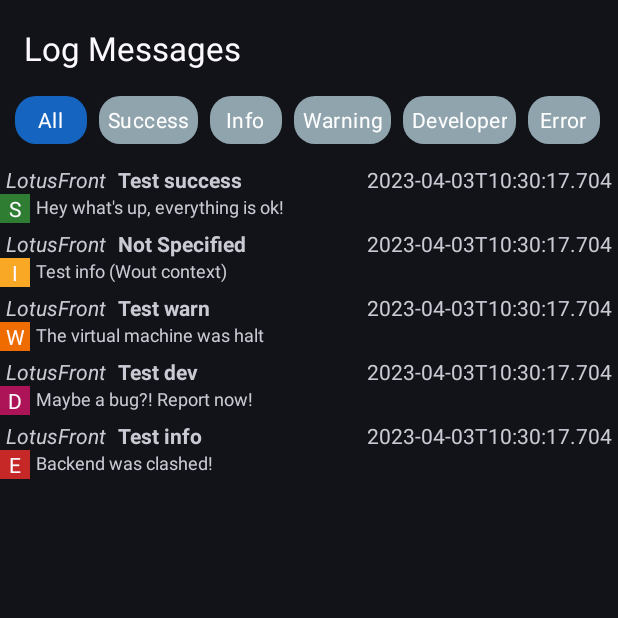
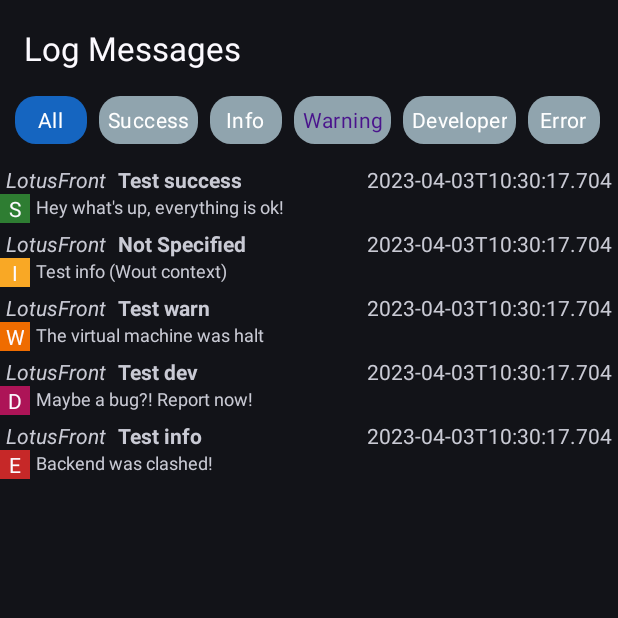
Before and after one commit to shadergz/lotus-emu, an Android app: the screen it shows after launch (MainActivity), in the side drawer, after a tap on "Log Messages", on a phone screen of 412 x 824 dp, the top half of it. Run offline under Robolectric (Android 15) with nearby library versions, the light colour scheme and no system bars; 3 statements that could not run were skipped.

Commit message:
Fixing some inconsistencies in the project source code

```diff
--- a/app/src/main/java/com/emulotus/MainActivity.kt
+++ b/app/src/main/java/com/emulotus/MainActivity.kt
@@ -3,23 +3,21 @@ package com.emulotus
 import android.content.Context
 import android.content.SharedPreferences
 import android.content.res.Configuration
-import androidx.appcompat.app.AppCompatActivity
 import android.os.Bundle
 import android.view.MenuItem
 import android.view.WindowInsets
 import android.view.WindowInsetsController
 import androidx.activity.OnBackPressedCallback
 import androidx.appcompat.app.ActionBarDrawerToggle
+import androidx.appcompat.app.AppCompatActivity
 import androidx.appcompat.app.AppCompatDelegate
 import androidx.core.view.GravityCompat
-
 import androidx.drawerlayout.widget.DrawerLayout
 import androidx.navigation.NavController
 import androidx.navigation.findNavController
 import com.emulotus.databinding.ActivityMainBinding
 import com.google.android.material.appbar.MaterialToolbar
 import com.google.android.material.bottomappbar.BottomAppBar
-
 import com.google.android.material.color.DynamicColors
 import com.google.android.material.navigation.NavigationView
 import java.lang.System.loadLibrary
@@ -48,7 +46,6 @@ class MainActivity : AppCompatActivity() {
 
         binding = ActivityMainBinding.inflate(layoutInflater)
         setContentView(binding.root)
-
         setupCurrentTheme()
     }
 
--- a/app/src/main/java/com/emulotus/fragments/HomeFragment.kt
+++ b/app/src/main/java/com/emulotus/fragments/HomeFragment.kt
@@ -76,7 +76,7 @@ class HomeFragment : Fragment() {
 
     private fun swapDspViewer(itemView: MenuItem?) {
         // Initializing the display viewer icon whether doesn't exist in our program preferences
-        // Swapping between tho display modes [Grid, List]
+        // Swapping between both display modes [Grid, List]
         val actualDspViewer = userPreferences.let {
             it?.getInt(sharedViewerMode, defViewerIcon)
         }
--- a/app/src/main/java/com/emulotus/user/DyLoggerFilter.kt
+++ b/app/src/main/java/com/emulotus/user/DyLoggerFilter.kt
@@ -1,7 +1,7 @@
 package com.emulotus.user
 
 enum class DyLoggerFilter {
-    WOT_FILTERS, // Also know as all or without filters
+    WOT_FILTERS, // Also known as all or without filters
     SUCCESS_FILTER,
     INFO_FILTER,
     WARNING_FILTER,
--- a/app/src/main/res/layout/activity_main.xml
+++ b/app/src/main/res/layout/activity_main.xml
@@ -1,19 +1,23 @@
 <?xml version="1.0" encoding="utf-8"?>
-<androidx.drawerlayout.widget.DrawerLayout xmlns:android="http://schemas.android.com/apk/res/android"
+<androidx.coordinatorlayout.widget.CoordinatorLayout xmlns:android="http://schemas.android.com/apk/res/android"
     xmlns:app="http://schemas.android.com/apk/res-auto"
     xmlns:tools="http://schemas.android.com/tools"
+    android:layout_width="match_parent"
+    android:layout_height="wrap_content"
+    android:orientation="vertical"
+    tools:context=".MainActivity"
+    tools:openDrawer="start">
+
+    <androidx.drawerlayout.widget.DrawerLayout
         android:id="@+id/main_drawer"
         android:layout_width="match_parent"
-    android:layout_height="match_parent"
-    android:orientation="vertical"
-    tools:context="com.emulotus.MainActivity"
-    tools:openDrawer="start">
+        android:layout_height="match_parent">
 
         <include
             android:id="@+id/main_bars"
             layout="@layout/main_screen"
             android:layout_width="match_parent"
-        android:layout_height="match_parent" />
+            android:layout_height="wrap_content" />
 
         <com.google.android.material.navigation.NavigationView
             android:id="@+id/drawer_view"
@@ -25,3 +29,5 @@
             app:menu="@menu/drawer_menu" />
 
     </androidx.drawerlayout.widget.DrawerLayout>
+
+</androidx.coordinatorlayout.widget.CoordinatorLayout>
--- a/app/src/main/res/layout/fragment_gallery.xml
+++ b/app/src/main/res/layout/fragment_gallery.xml
@@ -4,7 +4,7 @@
     android:layout_height="match_parent"
     xmlns:tools="http://schemas.android.com/tools"
     xmlns:app="http://schemas.android.com/apk/res-auto"
-    tools:context="com.emulotus.fragments.GalleryFragment">
+    tools:context=".fragments.GalleryFragment">
 
     <com.google.android.material.appbar.AppBarLayout
         android:layout_width="match_parent"
--- a/app/src/main/res/layout/fragment_home.xml
+++ b/app/src/main/res/layout/fragment_home.xml
@@ -4,7 +4,7 @@
     android:layout_width="match_parent"
     android:layout_height="match_parent"
     xmlns:tools="http://schemas.android.com/tools"
-    tools:context="com.emulotus.MainActivity">
+    tools:context=".MainActivity">
 
         <com.google.android.material.appbar.AppBarLayout
             android:layout_width="match_parent"
--- a/app/src/main/res/layout/fragment_settings.xml
+++ b/app/src/main/res/layout/fragment_settings.xml
@@ -4,7 +4,7 @@
     android:layout_height="match_parent"
     xmlns:tools="http://schemas.android.com/tools"
     xmlns:app="http://schemas.android.com/apk/res-auto"
-    tools:context="com.emulotus.fragments.SettingsFragment">
+    tools:context=".fragments.SettingsFragment">
 
     <com.google.android.material.appbar.AppBarLayout
         android:layout_width="match_parent"
--- a/app/src/main/res/layout/fragment_statistics.xml
+++ b/app/src/main/res/layout/fragment_statistics.xml
@@ -4,7 +4,7 @@
     android:layout_height="match_parent"
     xmlns:tools="http://schemas.android.com/tools"
     xmlns:app="http://schemas.android.com/apk/res-auto"
-    tools:context="com.emulotus.fragments.StatisticsFragment">
+    tools:context=".fragments.StatisticsFragment">
 
     <com.google.android.material.appbar.AppBarLayout
         android:layout_width="match_parent"
--- a/app/src/main/res/layout/fragment_userlog.xml
+++ b/app/src/main/res/layout/fragment_userlog.xml
@@ -4,7 +4,7 @@
     xmlns:tools="http://schemas.android.com/tools"
     android:layout_width="match_parent"
     android:layout_height="match_parent"
-    tools:context="com.emulotus.fragments.UserLogFragment">
+    tools:context=".fragments.UserLogFragment">
 
     <com.google.android.material.appbar.AppBarLayout
         android:layout_width="match_parent"
@@ -50,7 +50,8 @@
                     android:paddingHorizontal="6dp"
                     android:text="@string/user_log_success"
                     android:textAlignment="center"
-                    android:textColor="@android:color/white" />
+                    android:textColor="@android:color/white"
+                    tools:ignore="TextContrastCheck" />
 
                 <RadioButton
                     android:id="@+id/user_log_info"
@@ -62,7 +63,8 @@
                     android:paddingHorizontal="6dp"
                     android:text="@string/user_log_info"
                     android:textAlignment="center"
-                    android:textColor="@android:color/white" />
+                    android:textColor="@android:color/white"
+                    tools:ignore="TextContrastCheck" />
 
                 <RadioButton
                     android:id="@+id/user_log_warn"
@@ -74,7 +76,7 @@
                     android:paddingHorizontal="6dp"
                     android:text="@string/user_log_warn"
                     android:textAlignment="center"
-                    android:textColor="@android:color/white" />
+                    android:textColor="#4A148C" />
 
                 <RadioButton
                     android:id="@+id/user_log_dev"
@@ -86,7 +88,8 @@
                     android:paddingHorizontal="6dp"
                     android:text="@string/user_log_dev"
                     android:textAlignment="center"
-                    android:textColor="@android:color/white" />
+                    android:textColor="@android:color/white"
+                    tools:ignore="TextContrastCheck" />
 
                 <RadioButton
                     android:id="@+id/user_log_error"
@@ -98,7 +101,8 @@
                     android:paddingHorizontal="6dp"
                     android:text="@string/user_log_error"
                     android:textAlignment="center"
-                    android:textColor="@android:color/white" />
+                    android:textColor="@android:color/white"
+                    tools:ignore="TextContrastCheck" />
 
             </RadioGroup>
 
--- a/app/src/main/res/layout/main_content.xml
+++ b/app/src/main/res/layout/main_content.xml
@@ -1,23 +1,23 @@
 <?xml version="1.0" encoding="utf-8"?>
 <androidx.coordinatorlayout.widget.CoordinatorLayout xmlns:android="http://schemas.android.com/apk/res/android"
+    xmlns:app="http://schemas.android.com/apk/res-auto"
+    xmlns:tools="http://schemas.android.com/tools"
     android:layout_width="match_parent"
     android:layout_height="match_parent"
-    xmlns:tools="http://schemas.android.com/tools"
-    xmlns:app="http://schemas.android.com/apk/res-auto"
-    tools:showIn="@layout/main_screen"
-    android:orientation="vertical">
+    android:orientation="vertical"
+    tools:showIn="@layout/main_screen">
 
     <androidx.fragment.app.FragmentContainerView
         android:id="@+id/nav_host"
         android:name="androidx.navigation.fragment.NavHostFragment"
         android:layout_width="match_parent"
         android:layout_height="match_parent"
+        android:tag="core_fragment"
         app:defaultNavHost="true"
         app:layout_constraintBottom_toBottomOf="parent"
         app:layout_constraintEnd_toEndOf="parent"
         app:layout_constraintStart_toStartOf="parent"
         app:layout_constraintTop_toTopOf="parent"
-        app:navGraph="@navigation/nav_drawer"
-        android:tag="core_fragment" />
+        app:navGraph="@navigation/nav_drawer" />
 
 </androidx.coordinatorlayout.widget.CoordinatorLayout>
--- a/app/src/main/res/layout/main_screen.xml
+++ b/app/src/main/res/layout/main_screen.xml
@@ -5,7 +5,7 @@
     android:layout_width="match_parent"
     android:layout_height="match_parent"
     android:orientation="vertical"
-    tools:context="com.emulotus.MainActivity">
+    tools:context=".MainActivity">
 
     <include layout="@layout/main_content" />
 
@@ -19,7 +19,8 @@
             android:layout_width="match_parent"
             android:layout_height="wrap_content"
             android:layout_gravity="bottom"
-            app:menu="@menu/bottom_menu" />
+            app:menu="@menu/bottom_menu"
+            tools:ignore="VisualLintBottomAppBar" />
 
         <com.google.android.material.floatingactionbutton.FloatingActionButton
             android:id="@+id/folderSelector"
--- a/app/src/main/res/layout/user_log_item.xml
+++ b/app/src/main/res/layout/user_log_item.xml
@@ -4,8 +4,7 @@
     android:layout_height="wrap_content"
     android:orientation="vertical"
     android:paddingBottom="4dp"
-    android:clickable="true"
-    >
+    android:clickable="true">
 
     <TextView
         android:layout_width="wrap_content"
--- a/app/src/main/res/values-night/themes.xml
+++ b/app/src/main/res/values-night/themes.xml
@@ -28,5 +28,10 @@
         <item name="colorOnSurfaceInverse">@color/md_theme_dark_inverseOnSurface</item>
         <item name="colorPrimaryInverse">@color/md_theme_dark_inversePrimary</item>
 
+        <item name="android:fitsSystemWindows">false</item>
+
+        <item name="android:windowLightStatusBar">false</item>
+        <item name="android:windowLightNavigationBar">false</item>
+
     </style>
 </resources>
--- a/app/src/main/res/values/strings.xml
+++ b/app/src/main/res/values/strings.xml
@@ -6,7 +6,7 @@
     <string name="galley_desc">Display all screenshots</string>
 
     <string name="fab_desc">Select new game directory</string>
-    <string name="device_desc">Display device state</string>
+    <string name="device_desc">Display device information</string>
 
     <string name="app_desc">An experimental PSXX emulator for ARMv8a machines</string>
     <string name="open_desc">Open the Navigation Bar</string>
--- a/app/src/main/res/values/themes.xml
+++ b/app/src/main/res/values/themes.xml
@@ -28,7 +28,9 @@
         <item name="colorOnSurfaceInverse">@color/md_theme_light_inverseOnSurface</item>
         <item name="colorPrimaryInverse">@color/md_theme_light_inversePrimary</item>
 
+        <item name="android:fitsSystemWindows">false</item>
+
         <item name="android:windowLightStatusBar">true</item>
-        <item name="android:windowLightNavigationBar">true</item>
+        <item name="android:windowLightNavigationBar">false</item>
     </style>
 </resources>
```
Also changed, not shown: 2 other files. Lines whose indentation alone changed are shown as unchanged.
